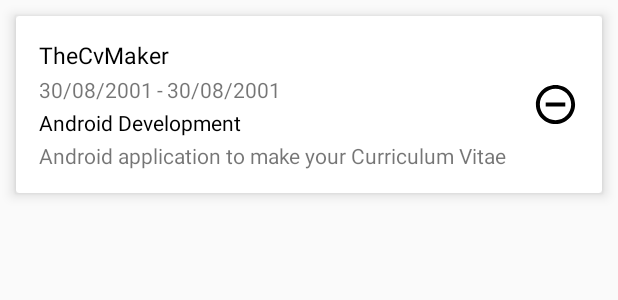
After one commit to siddhantdrk/THE_CV_MAKER, an Android app: the layout project_contribution_item.xml on its own in the app's theme, with its tools: preview values and no code run, on a phone screen of 412 x 824 dp. The commit adds this screen. Shown: the top 300 px of the screen. Run offline under Robolectric (Android 15) with nearby library versions, the phone set to English and light mode, and no system bars.

Commit message:
project_contribution_item.xml added xml and java adapter not completed totally

```diff
--- /dev/null
+++ b/app/src/main/res/layout/project_contribution_item.xml
@@ -0,0 +1,85 @@
+<?xml version="1.0" encoding="utf-8"?>
+<androidx.cardview.widget.CardView xmlns:android="http://schemas.android.com/apk/res/android"
+    xmlns:app="http://schemas.android.com/apk/res-auto"
+    android:layout_width="match_parent"
+    android:layout_height="wrap_content"
+    android:layout_margin="@dimen/_8sdp"
+    app:cardElevation="@dimen/_4sdp">
+
+    <RelativeLayout
+        android:layout_width="match_parent"
+        android:layout_height="wrap_content"
+        android:padding="@dimen/_12sdp">
+
+        <TextView
+            android:id="@+id/project_title_text"
+            android:layout_width="match_parent"
+            android:layout_height="wrap_content"
+            android:layout_toStartOf="@id/remove_btn_img"
+            android:fontFamily="sans-serif"
+            android:text="TheCvMaker"
+            android:textColor="@color/black"
+            android:textSize="@dimen/_12ssp" />
+
+        <TextView
+            android:id="@+id/project_start_date_txt"
+            android:layout_width="wrap_content"
+            android:layout_height="wrap_content"
+            android:layout_below="@id/project_title_text"
+            android:layout_marginTop="@dimen/_2sdp"
+            android:text="30/08/2001" />
+
+        <TextView
+            android:id="@+id/dash_txt"
+            android:layout_width="wrap_content"
+            android:layout_height="wrap_content"
+            android:layout_below="@id/project_title_text"
+            android:layout_marginStart="@dimen/_2sdp"
+            android:layout_marginTop="@dimen/_2sdp"
+            android:layout_marginEnd="@dimen/_2sdp"
+            android:layout_toEndOf="@id/project_start_date_txt"
+            android:text="-" />
+
+        <TextView
+            android:id="@+id/project_end_date_txt"
+            android:layout_width="wrap_content"
+            android:layout_height="wrap_content"
+            android:layout_below="@id/project_title_text"
+            android:layout_marginTop="@dimen/_2sdp"
+            android:layout_toEndOf="@id/dash_txt"
+            android:text="30/08/2001" />
+
+        <TextView
+            android:id="@+id/project_category_txt"
+            android:layout_width="match_parent"
+            android:layout_height="wrap_content"
+            android:layout_below="@id/project_start_date_txt"
+            android:layout_marginTop="@dimen/_2sdp"
+            android:layout_toStartOf="@id/remove_btn_img"
+            android:text="Android Development"
+            android:textColor="@color/black" />
+
+
+        <TextView
+            android:id="@+id/project_description_txt"
+            android:layout_width="match_parent"
+            android:layout_height="wrap_content"
+            android:layout_below="@id/project_category_txt"
+            android:layout_marginTop="@dimen/_2sdp"
+            android:layout_toStartOf="@id/remove_btn_img"
+            android:text="Android application to make your Curriculum Vitae" />
+
+        <ImageView
+            android:id="@+id/remove_btn_img"
+            android:layout_width="@dimen/_24sdp"
+            android:layout_height="@dimen/_24sdp"
+            android:layout_alignParentEnd="true"
+            android:layout_centerVertical="true"
+            android:layout_marginStart="@dimen/_4sdp"
+            android:src="@drawable/ic_baseline_remove_circle_outline_24"
+            app:tint="@color/black" />
+
+    </RelativeLayout>
+
+
+</androidx.cardview.widget.CardView>
```
Also changed, not shown: app/src/main/java/com/example/thecvmaker/adapter/ProjectContributionRvAdapter.java (added, +55 -0 lines), app/src/main/java/com/example/thecvmaker/adapter/WorkExperienceRvAdapter.java (+0 -9 lines), app/src/main/java/com/example/thecvmaker/models/ProjectContributionItem.java (added, +47 -0 lines), app/src/main/res/layout/skills_others_item.xml (added, +46 -0 lines).
